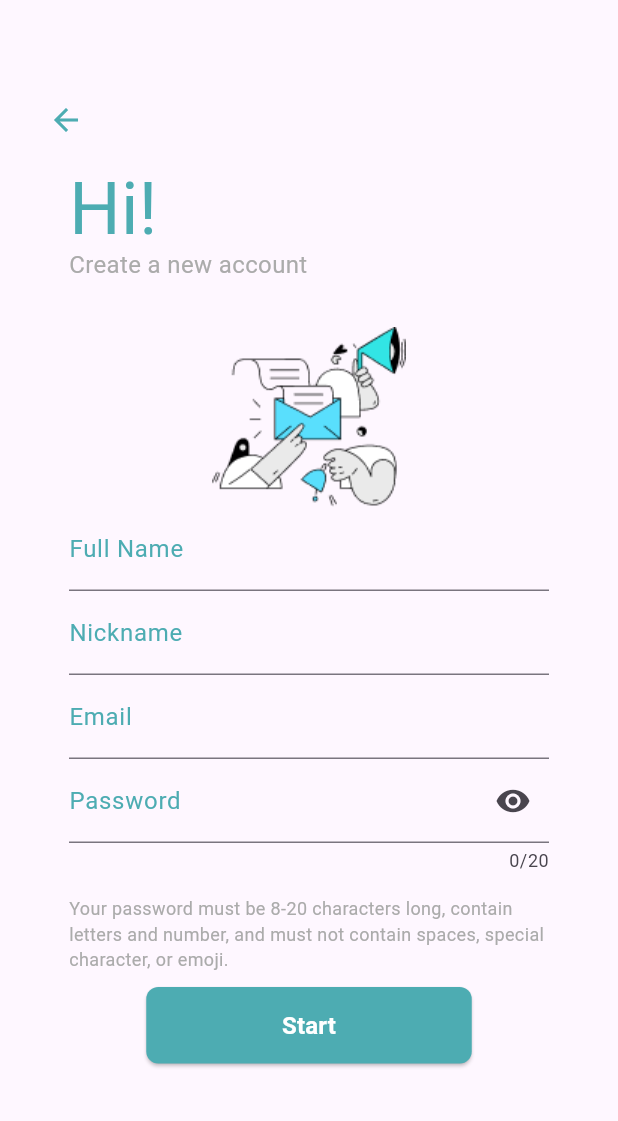
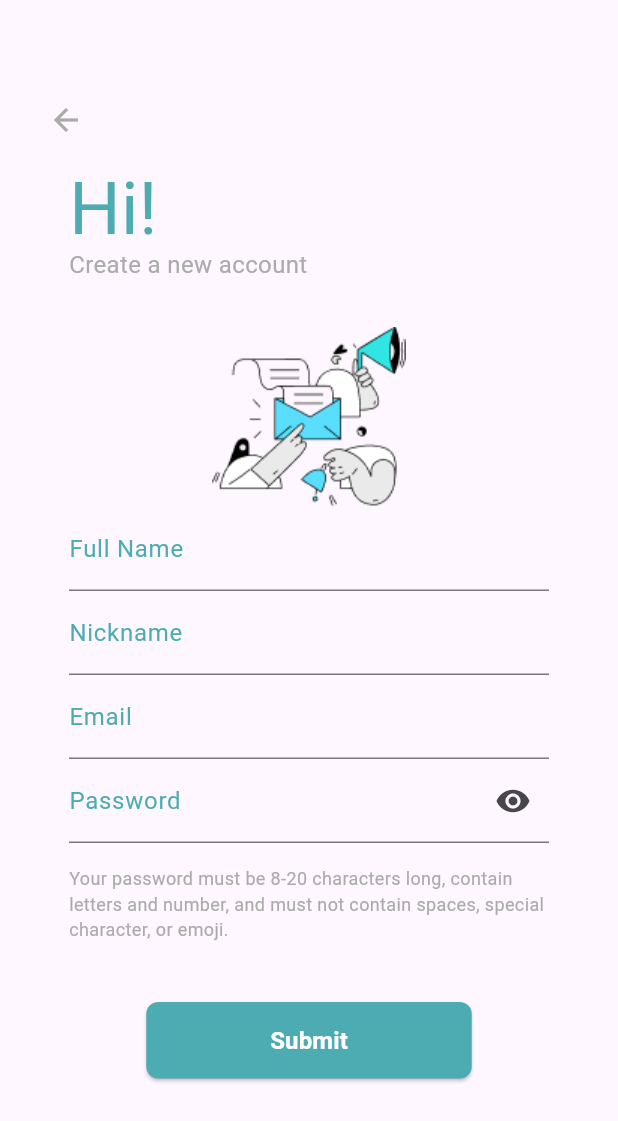
Before and after one commit to velmanharefa/KitabSuci, a Flutter app: the singUpPage screen opened directly, on a phone screen of 412 x 824 dp. Shown: the top 1121 px of the screen. Run offline on Flutter 3.47's test engine with Material 3 defaults, Android fonts, the phone set to English and light mode, and no system bars.

Commit message:
signup updated

```diff
--- a/kitab_suci/lib/screen/signupPage.dart
+++ b/kitab_suci/lib/screen/signupPage.dart
@@ -1,5 +1,6 @@
 import 'package:flutter/material.dart';
 import 'package:kitab_suci/screen/intropage3.dart';
+import 'package:kitab_suci/screen/homePage.dart';
 
 class singUpPage extends StatefulWidget {
   const singUpPage({super.key});
@@ -13,12 +14,17 @@ class _singUpPageState extends State<singUpPage> {
     Navigator.push(
       context, MaterialPageRoute(builder: (context) => const introPage3()));
   }
+  void _submit() {
+    Navigator.push(
+      context, MaterialPageRoute(builder: (context) => const homePage()));
+  }
   bool _secureText = true;
   @override
   Widget build(BuildContext context) {
     return Scaffold(
       resizeToAvoidBottomInset: false,
-      body: Column(
+      body: SingleChildScrollView(
+        child: Column(
           children: [
             SizedBox(
               height: 60,
@@ -38,7 +44,7 @@ class _singUpPageState extends State<singUpPage> {
                   IconButton(
                     icon: const Icon(Icons.arrow_back),
                     onPressed: _back,
-                  color: Color(0xFF4DACB2),
+                    color: Color(0xFFABABAB),
                   ),
                 ],
               ),
@@ -137,8 +143,6 @@ class _singUpPageState extends State<singUpPage> {
                         )),
                     keyboardType: TextInputType.visiblePassword,
                     obscureText:  _secureText,
-                  maxLength: 20,
-
                   ),
                   SizedBox(height: 15),
                   Container(
@@ -150,11 +154,12 @@ class _singUpPageState extends State<singUpPage> {
                       ),
                     ),
                   ),
+                SizedBox(height: 30),
                 Container(
               margin: const EdgeInsets.only(top: 10),
                   alignment: Alignment.center,
                   child: ElevatedButton(
-                  onPressed: _back,
+                    onPressed: _submit,
                     style: ElevatedButton.styleFrom(
                       foregroundColor: const Color.fromARGB(255, 255, 255, 255),
                       backgroundColor: const Color(0xff4DACB2), // Ubah warna teks
@@ -164,33 +169,18 @@ class _singUpPageState extends State<singUpPage> {
                       minimumSize: const Size(217, 51),
                     ),
                     child: const Text(
-                    'Start',
+                      'Submit',
                       style: TextStyle(fontSize: 16, fontWeight: FontWeight.bold),
                     ),
                   ),
               ),
-
-
-
-
-
-
-
-
-
-
-
+            SizedBox(height: 300)
                 ],
               )
             ),
           ]
+            ),
       )
         );
   }
-
-  // Widget _inputan() {
-  //   return Column(
-
-  //   );
-  // }
 }
```
Also changed, not shown: kitab_suci/lib/screen/homePage.dart (added, +22 -0 lines). Lines whose indentation alone changed are shown as unchanged.
